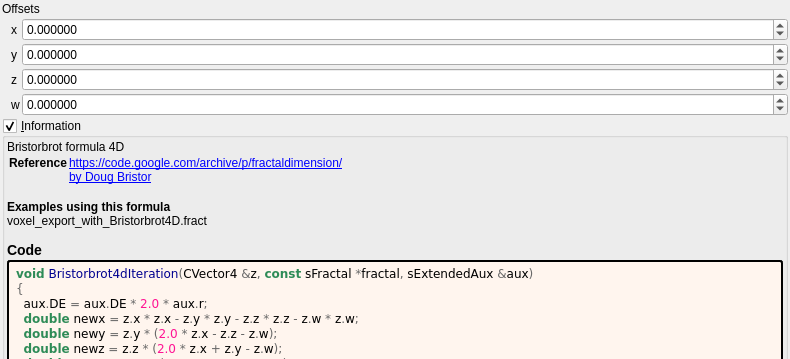
Qt form mandelbulber2/formula/ui/bristorbrot4d.ui (buddhi1980/mandelbulber2) before a commit; both pictures show x 0 to 790 and y 0 to 359 of the 790 by 1040 pixel window.
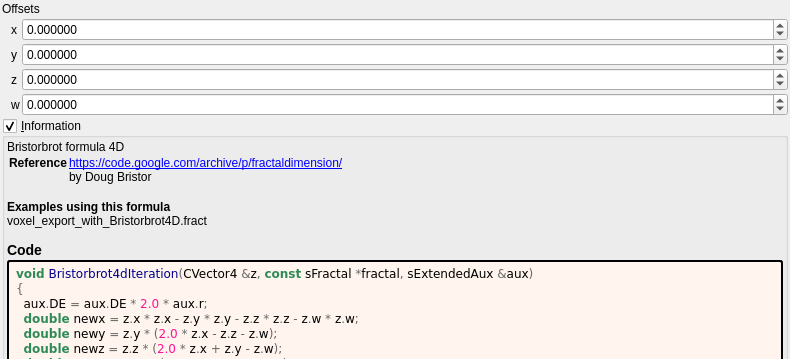
The same form after that commit. Custom widgets are drawn as their Qt base class.

Commit message:
docs: show fractalforums.com formula references as text
fractalforums.com is only partly online; fractalforums.org keeps a read-only
copy and the active forum. The formula information boxes now show
fractalforums.com references (and the wrapped lines that continue them) as
plain text. The links that remain are closed with </a>, which the generator
never wrote. The formula/ui files are regenerated with
tools/populate_ui_information.py.

```diff
--- a/mandelbulber2/formula/ui/bristorbrot4d.ui
+++ b/mandelbulber2/formula/ui/bristorbrot4d.ui
@@ -221,8 +221,8 @@
        <widget class="QLabel" name="label_information_general">
         <property name="text">
          <string notr="true">&lt;p&gt;Bristorbrot formula 4D&lt;/p&gt;&lt;table&gt;
-&lt;tr&gt;&lt;th&gt;Reference&lt;/th&gt;&lt;td&gt;&lt;a href=&quot;https://code.google.com/archive/p/fractaldimension/&quot;&gt;https://code.google.com/archive/p/fractaldimension/&lt;br&gt;
-&lt;a href=&quot;by Doug Bristor&quot;&gt;by Doug Bristor&lt;br&gt;
+&lt;tr&gt;&lt;th&gt;Reference&lt;/th&gt;&lt;td&gt;&lt;a href=&quot;https://code.google.com/archive/p/fractaldimension/&quot;&gt;https://code.google.com/archive/p/fractaldimension/&lt;/a&gt;&lt;br&gt;
+&lt;a href=&quot;by Doug Bristor&quot;&gt;by Doug Bristor&lt;/a&gt;&lt;br&gt;
 &lt;/td&gt;&lt;/tr&gt;
 &lt;/table&gt;
 &lt;br&gt;&lt;b&gt;Examples using this formula&lt;/b&gt;&lt;br&gt;voxel_export_with_Bristorbrot4D.fract&lt;h3&gt;Code&lt;/h3&gt;</string>
```
The commit also changes 202 other files.
